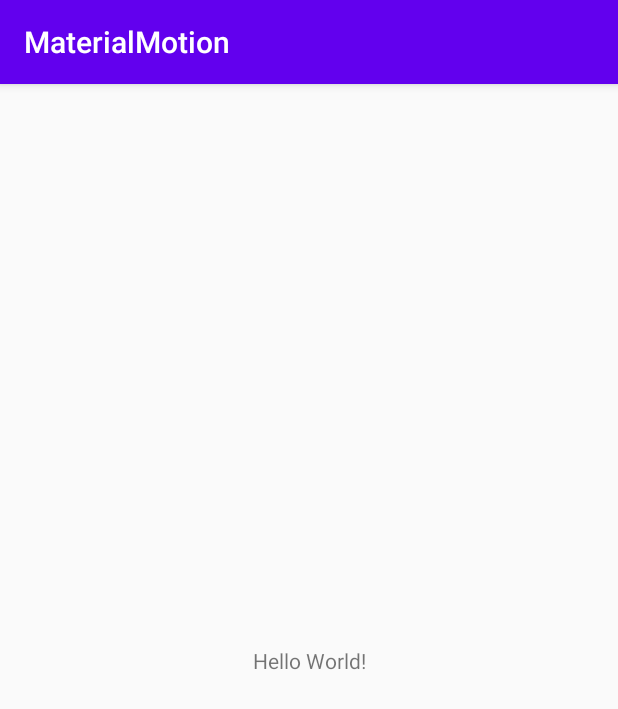
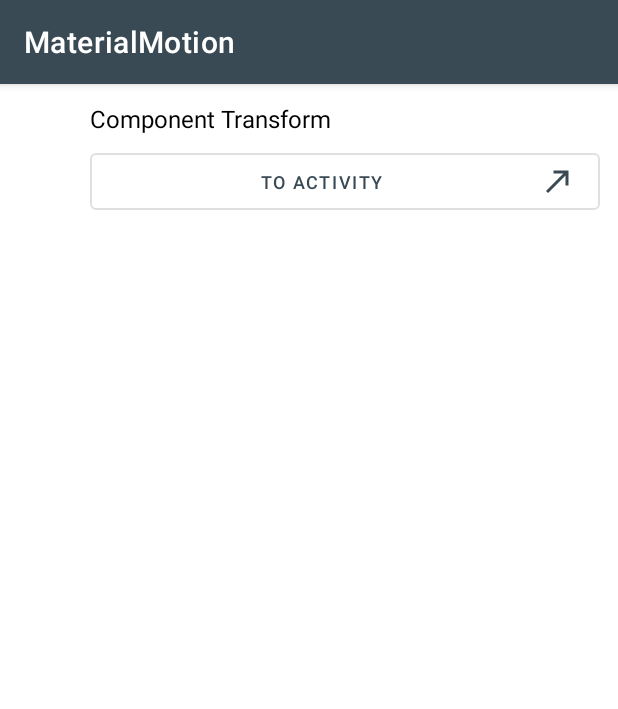
Before and after one commit to putragraha/MaterialMotion, an Android app: the screen it shows after launch (MainActivity), on a phone screen of 412 x 824 dp. Shown: the top 709 px of the screen. Run offline under Robolectric (Android 15) with nearby library versions, the phone set to English and light mode, and no system bars.

Commit message:
Create component list fragment

```diff
--- a/app/build.gradle
+++ b/app/build.gradle
@@ -27,11 +27,10 @@ android {
 dependencies {
     implementation fileTree(dir: "libs", include: ["*.jar"])
     implementation "org.jetbrains.kotlin:kotlin-stdlib:$kotlin_version"
+
     implementation 'androidx.core:core-ktx:1.3.1'
     implementation 'androidx.appcompat:appcompat:1.2.0'
     implementation 'androidx.constraintlayout:constraintlayout:2.0.1'
-    testImplementation 'junit:junit:4.12'
-    androidTestImplementation 'androidx.test.ext:junit:1.1.2'
-    androidTestImplementation 'androidx.test.espresso:espresso-core:3.3.0'
 
+    implementation 'com.google.android.material:material:1.2.1'
 }
--- a/app/src/main/AndroidManifest.xml
+++ b/app/src/main/AndroidManifest.xml
@@ -8,8 +8,9 @@
         android:label="@string/app_name"
         android:roundIcon="@mipmap/ic_launcher_round"
         android:supportsRtl="true"
-        android:theme="@style/AppTheme">
-        <activity android:name=".MainActivity">
+        android:theme="@style/AppTheme"
+        android:fullBackupContent="false">
+        <activity android:name=".main.MainActivity">
             <intent-filter>
                 <action android:name="android.intent.action.MAIN" />
 
--- a/app/src/main/java/com/nsystem/materialmotion/MainActivity.kt
+++ /dev/null
@@ -1,11 +0,0 @@
-package com.nsystem.materialmotion
-
-import androidx.appcompat.app.AppCompatActivity
-import android.os.Bundle
-
-class MainActivity : AppCompatActivity() {
-    override fun onCreate(savedInstanceState: Bundle?) {
-        super.onCreate(savedInstanceState)
-        setContentView(R.layout.activity_main)
-    }
-}
--- /dev/null
+++ b/app/src/main/java/com/nsystem/materialmotion/main/MainActivity.kt
@@ -0,0 +1,26 @@
+package com.nsystem.materialmotion.main
+
+import androidx.appcompat.app.AppCompatActivity
+import android.os.Bundle
+import androidx.fragment.app.Fragment
+import com.nsystem.materialmotion.R
+import com.nsystem.materialmotion.main.fragment.ComponentListFragment
+
+class MainActivity : AppCompatActivity() {
+
+    override fun onCreate(savedInstanceState: Bundle?) {
+        super.onCreate(savedInstanceState)
+        setContentView(R.layout.activity_main)
+        initComponentListFragment()
+    }
+
+    private fun initComponentListFragment() {
+        loadFragment(ComponentListFragment())
+    }
+
+    private fun loadFragment(fragment: Fragment) {
+        supportFragmentManager.beginTransaction()
+            .replace(R.id.fl_component_list, fragment)
+            .commit()
+    }
+}
--- /dev/null
+++ b/app/src/main/java/com/nsystem/materialmotion/main/fragment/ComponentListFragment.kt
@@ -0,0 +1,24 @@
+package com.nsystem.materialmotion.main.fragment
+
+import android.os.Bundle
+import android.view.LayoutInflater
+import android.view.View
+import android.view.ViewGroup
+import androidx.fragment.app.Fragment
+import com.nsystem.materialmotion.R
+
+
+/**
+ * @author Putra Nugraha (putra.nugraha@dana.id)
+ * @version ComponentListFragment, v 0.0.1 26/09/20 23.48 by Putra Nugraha
+ */
+class ComponentListFragment: Fragment() {
+
+    override fun onCreateView(
+        inflater: LayoutInflater,
+        container: ViewGroup?,
+        savedInstanceState: Bundle?
+    ): View? {
+        return inflater.inflate(R.layout.fragment_component_list, container, false)
+    }
+}
--- /dev/null
+++ b/app/src/main/res/drawable/ic_arrow_start.xml
@@ -0,0 +1,5 @@
+<vector android:height="24dp" android:tint="@color/colorPrimary"
+    android:viewportHeight="24" android:viewportWidth="24"
+    android:width="24dp" xmlns:android="http://schemas.android.com/apk/res/android">
+    <path android:fillColor="@android:color/white" android:pathData="M9,5v2h6.59L4,18.59 5.41,20 17,8.41V15h2V5z"/>
+</vector>
--- a/app/src/main/res/layout/activity_main.xml
+++ b/app/src/main/res/layout/activity_main.xml
@@ -4,15 +4,34 @@
     xmlns:tools="http://schemas.android.com/tools"
     android:layout_width="match_parent"
     android:layout_height="match_parent"
-    tools:context=".MainActivity">
+    android:layout_margin="12dp"
+    tools:context=".main.MainActivity">
 
-    <TextView
-        android:layout_width="wrap_content"
-        android:layout_height="wrap_content"
-        android:text="Hello World!"
+    <FrameLayout
+        android:id="@+id/fl_fixed_y_component"
+        android:layout_width="40dp"
+        android:layout_height="match_parent"
+        android:layout_marginBottom="50dp"
+        app:layout_constraintStart_toStartOf="parent"
+        app:layout_constraintTop_toTopOf="parent" />
+
+    <FrameLayout
+        android:id="@+id/fl_fixed_x_component"
+        android:layout_width="match_parent"
+        android:layout_height="40dp"
+        android:layout_marginStart="50dp"
         app:layout_constraintBottom_toBottomOf="parent"
-        app:layout_constraintLeft_toLeftOf="parent"
-        app:layout_constraintRight_toRightOf="parent"
+        app:layout_constraintEnd_toEndOf="parent" />
+
+    <FrameLayout
+        android:id="@+id/fl_component_list"
+        android:layout_width="0dp"
+        android:layout_height="0dp"
+        android:layout_marginStart="8dp"
+        android:layout_marginBottom="8dp"
+        app:layout_constraintBottom_toTopOf="@id/fl_fixed_x_component"
+        app:layout_constraintEnd_toEndOf="parent"
+        app:layout_constraintStart_toEndOf="@id/fl_fixed_y_component"
         app:layout_constraintTop_toTopOf="parent" />
 
 </androidx.constraintlayout.widget.ConstraintLayout>
--- /dev/null
+++ b/app/src/main/res/layout/fragment_component_list.xml
@@ -0,0 +1,28 @@
+<?xml version="1.0" encoding="utf-8"?>
+<androidx.constraintlayout.widget.ConstraintLayout
+    xmlns:android="http://schemas.android.com/apk/res/android"
+    android:layout_width="match_parent"
+    android:layout_height="match_parent"
+    xmlns:app="http://schemas.android.com/apk/res-auto">
+
+    <androidx.appcompat.widget.AppCompatTextView
+        android:id="@+id/actv_component_transform"
+        android:layout_width="wrap_content"
+        android:layout_height="wrap_content"
+        android:text="@string/component_transform"
+        android:textColor="@android:color/black"
+        android:textSize="16sp"
+        app:layout_constraintStart_toStartOf="parent"
+        app:layout_constraintTop_toTopOf="parent" />
+
+    <com.google.android.material.button.MaterialButton
+        android:id="@+id/mb_to_activity"
+        style="@style/MaterialButton.Outlined.CustomIconed"
+        android:layout_marginTop="6dp"
+        android:text="@string/to_activity"
+        app:icon="@drawable/ic_arrow_start"
+        app:layout_constraintTop_toBottomOf="@id/actv_component_transform"
+        app:layout_constraintStart_toStartOf="parent"
+        app:layout_constraintEnd_toEndOf="parent"/>
+
+</androidx.constraintlayout.widget.ConstraintLayout>
--- a/app/src/main/res/values/colors.xml
+++ b/app/src/main/res/values/colors.xml
@@ -1,6 +1,6 @@
 <?xml version="1.0" encoding="utf-8"?>
 <resources>
-    <color name="colorPrimary">#6200EE</color>
-    <color name="colorPrimaryDark">#3700B3</color>
-    <color name="colorAccent">#03DAC5</color>
+    <color name="colorPrimary">#3a4a54</color>
+    <color name="colorPrimaryDark">#e8a348</color>
+    <color name="colorAccent">#27476E</color>
 </resources>
--- a/app/src/main/res/values/strings.xml
+++ b/app/src/main/res/values/strings.xml
@@ -1,3 +1,5 @@
 <resources>
     <string name="app_name">MaterialMotion</string>
+    <string name="component_transform">Component Transform</string>
+    <string name="to_activity">To Activity</string>
 </resources>
--- a/app/src/main/res/values/styles.xml
+++ b/app/src/main/res/values/styles.xml
@@ -1,10 +1,19 @@
 <resources>
     <!-- Base application theme. -->
-    <style name="AppTheme" parent="Theme.AppCompat.Light.DarkActionBar">
+    <style name="AppTheme" parent="Theme.MaterialComponents.Light.DarkActionBar">
         <!-- Customize your theme here. -->
         <item name="colorPrimary">@color/colorPrimary</item>
         <item name="colorPrimaryDark">@color/colorPrimaryDark</item>
         <item name="colorAccent">@color/colorAccent</item>
     </style>
 
+    <style name="MaterialButton.Outlined.CustomIconed" parent="Widget.MaterialComponents.Button.OutlinedButton.Icon">
+        <item name="android:layout_width">0dp</item>
+        <item name="android:layout_height">50dp</item>
+        <item name="android:textColor">@color/colorPrimary</item>
+        <item name="android:textSize">12sp</item>
+        <item name="iconGravity">end</item>
+        <item name="iconTint">@color/colorPrimary</item>
+    </style>
+
 </resources>
```
